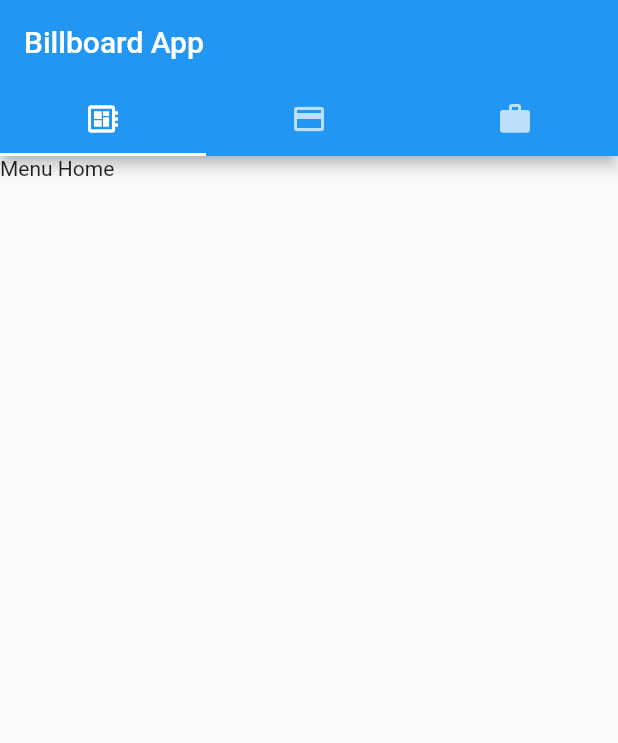
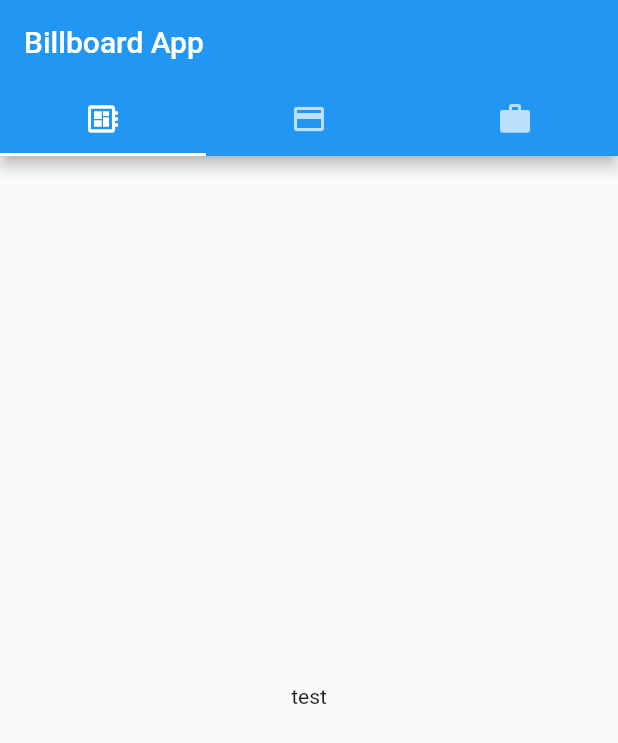
Before and after one commit to yoga-pratama/billboard-app, a Flutter app: the screen it shows after launch, on a phone screen of 412 x 824 dp. Shown: the top 743 px of the screen. Run offline on Flutter 3.47's test engine with Material 2 defaults, Android fonts, the phone set to English and light mode, and no system bars.

Commit message:
commit add home page

```diff
--- /dev/null
+++ b/lib/home/home.dart
@@ -0,0 +1,20 @@
+import 'package:flutter/material.dart';
+
+class HomePage extends StatefulWidget{
+
+  @override
+  _HomePage createState() => _HomePage();
+}
+
+class _HomePage  extends State<HomePage>{
+  @override
+  Widget build(BuildContext context) {
+    // TODO: implement build
+      return Container(
+        alignment: Alignment.center,
+        child: Text("test"),
+      );
+  }
+
+
+}
--- a/lib/main.dart
+++ b/lib/main.dart
@@ -1,4 +1,5 @@
 import 'package:flutter/material.dart';
+import 'package:billboard_app/home/home.dart';
 
 void main() => runApp(MyApp());
 
@@ -54,7 +55,7 @@ class _MainPageState extends State<MainPage> {
           ),
           body: TabBarView(
             children: [
-              Text('Menu Home'),
+                HomePage(),
               Icon(Icons.directions_transit),
               Icon(Icons.directions_bike),
             ],
```
